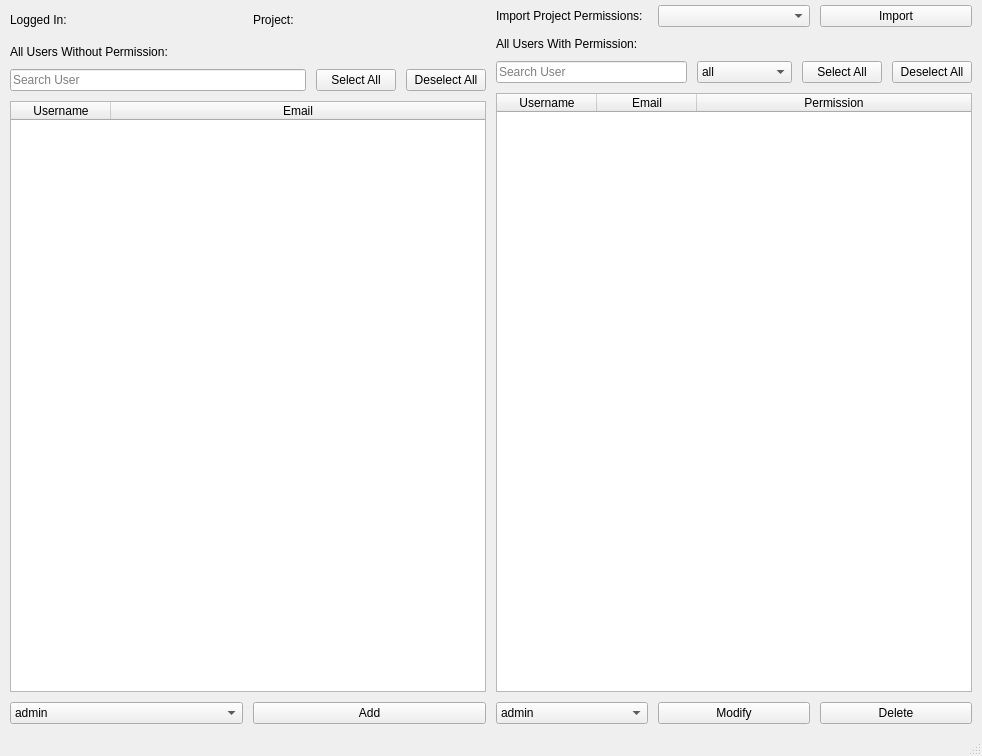
Qt form mslib/msui/ui/ui_mscolab_admin_window.ui (Open-MSS/MSS) before a commit.
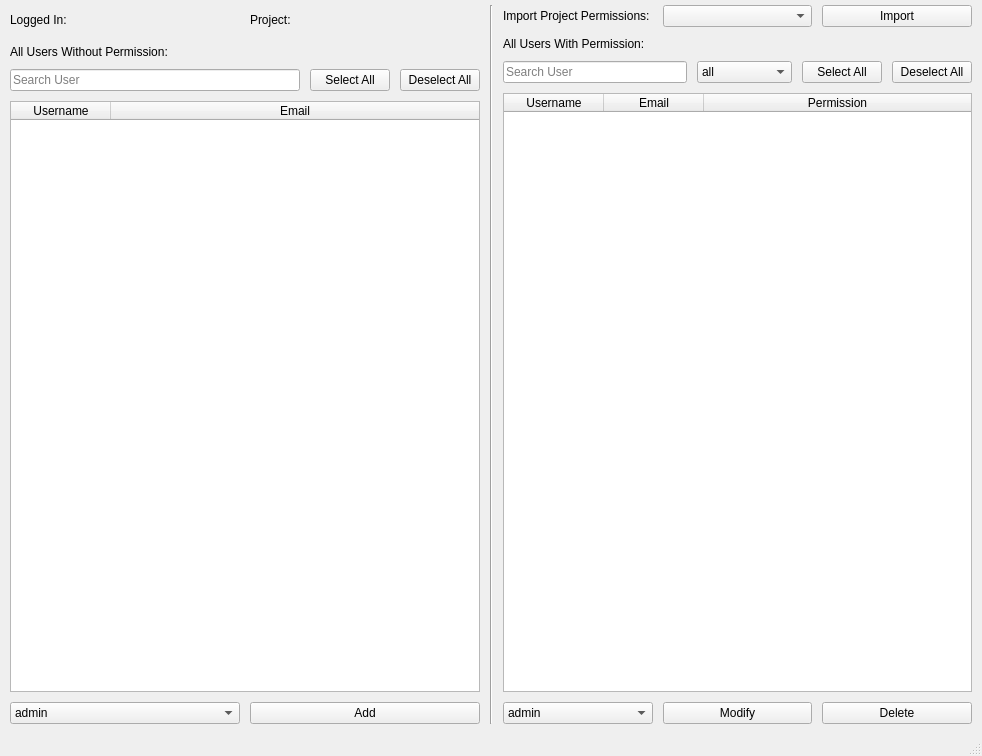
The same form after that commit.

Commit message: made minor UI improvements in mscolab chat and added enter to send message shortcut

Diff of the .ui file:
```diff
--- a/mslib/msui/ui/ui_mscolab_admin_window.ui
+++ b/mslib/msui/ui/ui_mscolab_admin_window.ui
@@ -169,6 +169,13 @@
         </item>
        </layout>
       </item>
+      <item>
+       <widget class="Line" name="line">
+        <property name="orientation">
+         <enum>Qt::Vertical</enum>
+        </property>
+       </widget>
+      </item>
       <item>
        <layout class="QVBoxLayout" name="verticalLayout_2" stretch="0,0,0,0,0">
         <property name="spacing">
```
The commit also changes 4 other files.
